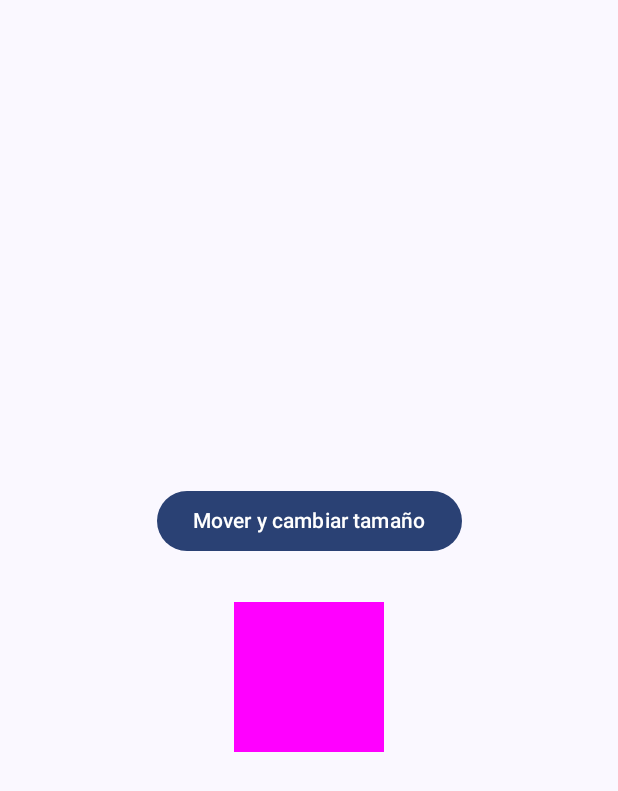
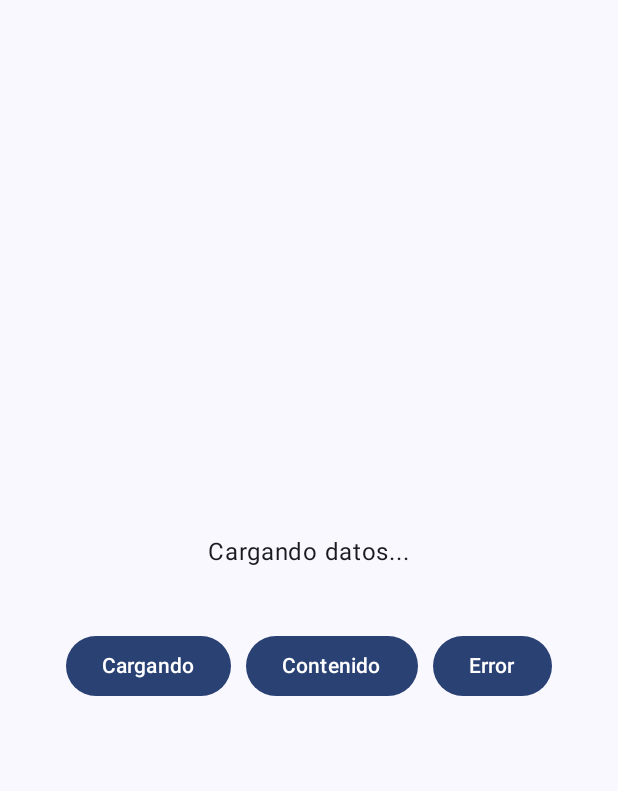
Before and after one commit to Yadira-26/Lab-13-Animaciones, an Android app built with Jetpack Compose: the screen it shows after launch (MainActivity), on a phone screen of 412 x 824 dp. Shown: the top 791 px of the screen. Run offline under Robolectric (Android 15) with nearby library versions, the phone set to English and light mode, and no system bars.

Commit message:
Transición entre estados con AnimatedContent y efectos fade

```diff
--- a/app/src/main/java/com/example/lab13_animaciones/MainActivity.kt
+++ b/app/src/main/java/com/example/lab13_animaciones/MainActivity.kt
@@ -3,17 +3,21 @@ package com.example.lab13_animaciones
 import android.os.Bundle
 import androidx.activity.ComponentActivity
 import androidx.activity.compose.setContent
+import androidx.compose.animation.*
 import androidx.compose.animation.core.tween
-import androidx.compose.animation.core.animateDpAsState
-import androidx.compose.foundation.background
 import androidx.compose.foundation.layout.*
 import androidx.compose.material3.*
 import androidx.compose.runtime.*
 import androidx.compose.ui.Alignment
 import androidx.compose.ui.Modifier
-import androidx.compose.ui.graphics.Color
 import androidx.compose.ui.unit.dp
 import com.example.lab13_animaciones.ui.theme.Lab13AnimacionesTheme
+
+enum class EstadoPantalla {
+    CARGANDO,
+    CONTENIDO,
+    ERROR
+}
 
 class MainActivity : ComponentActivity() {
     override fun onCreate(savedInstanceState: Bundle?) {
@@ -24,47 +28,53 @@ class MainActivity : ComponentActivity() {
                     modifier = Modifier.fillMaxSize(),
                     color = MaterialTheme.colorScheme.background
                 ) {
-                    AnimacionTamanioYPosicion()
+                    CambioDeContenido()
                 }
             }
         }
     }
 }
 
+@OptIn(ExperimentalAnimationApi::class)
 @Composable
-fun AnimacionTamanioYPosicion() {
-    var isExpanded by remember { mutableStateOf(false) }
-
-    val boxSize by animateDpAsState(
-        targetValue = if (isExpanded) 200.dp else 100.dp,
-        animationSpec = tween(durationMillis = 600),
-        label = "boxSize"
-    )
-
-    val offsetX by animateDpAsState(
-        targetValue = if (isExpanded) 100.dp else 0.dp,
-        animationSpec = tween(durationMillis = 600),
-        label = "offsetX"
-    )
+fun CambioDeContenido() {
+    var estado by remember { mutableStateOf(EstadoPantalla.CARGANDO) }
 
     Column(
         modifier = Modifier
             .fillMaxSize()
-            .padding(16.dp),
+            .padding(20.dp),
         verticalArrangement = Arrangement.Center,
         horizontalAlignment = Alignment.CenterHorizontally
     ) {
-        Button(onClick = { isExpanded = !isExpanded }) {
-            Text(text = "Mover y cambiar tamaño")
+
+        AnimatedContent(
+            targetState = estado,
+            transitionSpec = {
+                fadeIn(animationSpec = tween(500)) togetherWith
+                        fadeOut(animationSpec = tween(500))
+            },
+            label = "animacionContenido"
+        ) { targetEstado ->
+            when (targetEstado) {
+                EstadoPantalla.CARGANDO -> Text("Cargando datos...")
+                EstadoPantalla.CONTENIDO -> Text("Contenido cargado correctamente ✅")
+                EstadoPantalla.ERROR -> Text("¡Error al cargar! ❌")
+            }
         }
 
-        Spacer(modifier = Modifier.height(30.dp))
+        Spacer(modifier = Modifier.height(40.dp))
 
-        Box(
-            modifier = Modifier
-                .offset(x = offsetX, y = 0.dp)
-                .size(boxSize)
-                .background(Color.Magenta)
-        )
+        Row(horizontalArrangement = Arrangement.spacedBy(10.dp)) {
+            Button(onClick = { estado = EstadoPantalla.CARGANDO }) {
+                Text("Cargando")
+            }
+            Button(onClick = { estado = EstadoPantalla.CONTENIDO }) {
+                Text("Contenido")
+            }
+            Button(onClick = { estado = EstadoPantalla.ERROR }) {
+                Text("Error")
+            }
+        }
     }
 }
```
